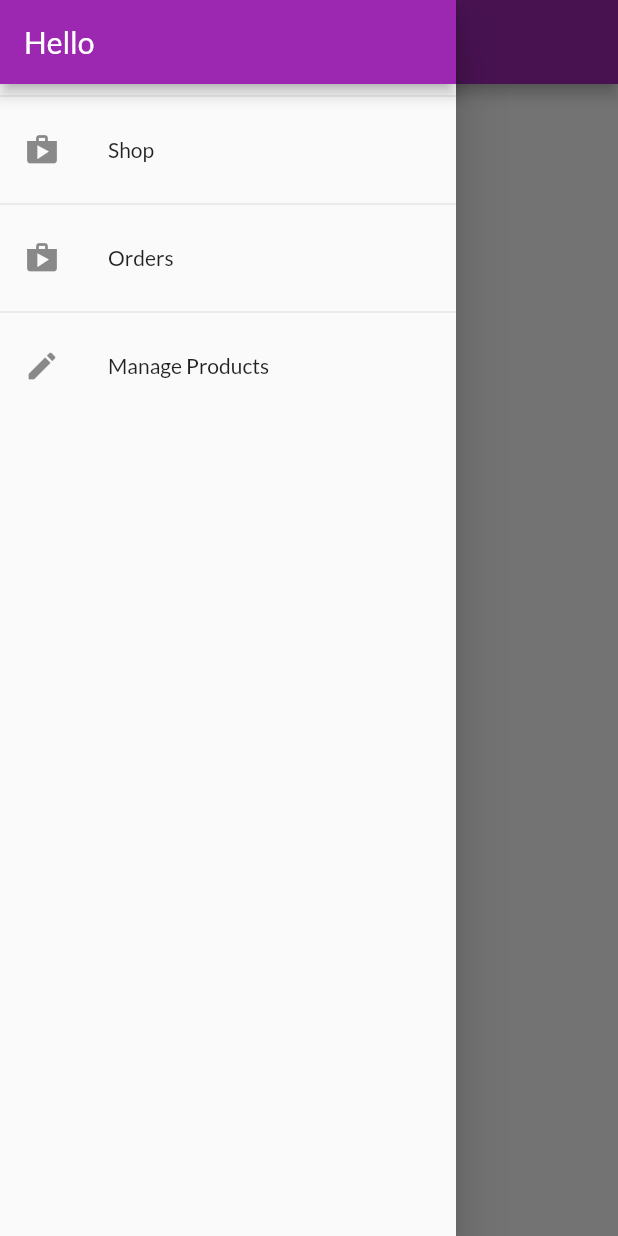
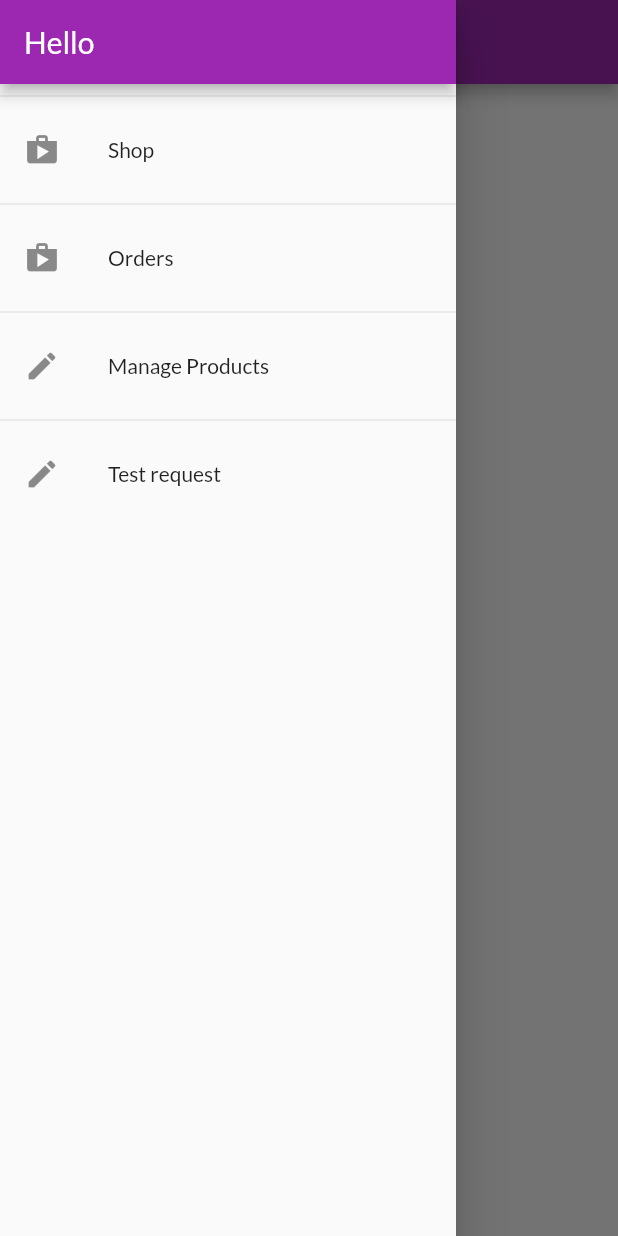
Before and after one commit to asergejs/flutter_shop_app, a Flutter app: the OrdersScreen screen opened by its route, with the side drawer open, on a phone screen of 412 x 824 dp. Run offline on Flutter 3.47's test engine with Material 2 defaults, Android fonts, the phone set to English and light mode, and no system bars; network calls fail.

Commit message:
223 - futures

```diff
--- a/lib/widgets/app_drawer.dart
+++ b/lib/widgets/app_drawer.dart
@@ -1,6 +1,8 @@
 import 'package:flutter/material.dart';
 import 'package:shop/screens/orders_screen.dart';
 import 'package:shop/screens/user_products_screen.dart';
+import 'package:http/http.dart' as http;
+
 
 class AppDrawer extends StatelessWidget {
   @override
@@ -35,7 +37,15 @@ class AppDrawer extends StatelessWidget {
             onTap: () {
               Navigator.of(context).pushReplacementNamed(UserProductsScreen.routeName);
             },
-          )
+          ),
+          Divider(),
+          ListTile(
+            leading: Icon(Icons.edit),
+            title: Text('Test request'),
+            onTap: () {
+              http.get("http://localhost:8080/api/test");
+            },
+          ),
         ],
       ),
     );
--- a/pubspec.yaml
+++ b/pubspec.yaml
@@ -25,6 +25,7 @@ dependencies:
     sdk: flutter
   provider: ^3.0.0
   intl: ^0.15.8
+  http: ^0.12.0+2
 
   # The following adds the Cupertino Icons font to your application.
   # Use with the CupertinoIcons class for iOS style icons.
```
Also changed, not shown: lib/providers/products_provider.dart (+16 -2 lines), pubspec.lock.
